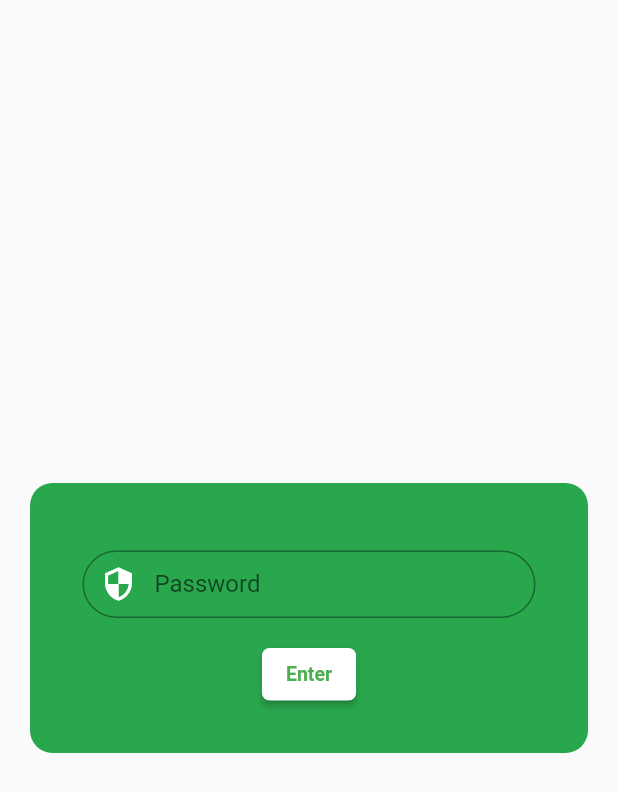
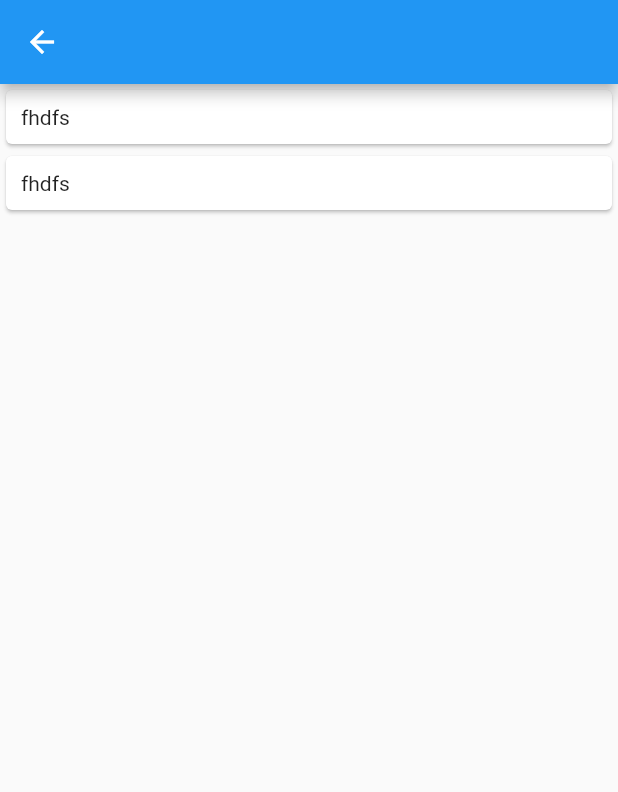
Before and after one commit to sakilbabu/flutter_app_watch_and-_earn, a Flutter app: the LogoutOverlay widget shown alone on an empty page, opened directly, after a tap on "Enter", on a phone screen of 412 x 824 dp. Shown: the top 792 px of the screen. Run offline on Flutter 3.47's test engine with Material 2 defaults, Android fonts, the light colour scheme and no system bars; network calls fail.

Commit message:
"admin panel added"

```diff
--- /dev/null
+++ b/lib/admin.dart
@@ -0,0 +1,33 @@
+import 'package:flutter/material.dart';
+
+class admin extends StatelessWidget {
+  @override
+  Widget build(BuildContext context) {
+    List<String> myProducts = ["sakil", "sakil"];
+    return Scaffold(
+        appBar: AppBar(),
+        body: Container(
+            child: Column(
+          children: [
+            Container(
+              // Use ListView.builder
+              child: Expanded(
+                child: ListView.builder(
+                    // the number of items in the list
+                    itemCount: myProducts.length,
+
+                    // display each item of the product list
+                    itemBuilder: (context, index) {
+                      return Card(
+                        // In many cases, the key isn't mandatory
+                        key: UniqueKey(),
+                        child: Padding(
+                            padding: EdgeInsets.all(10), child: Text("fhdfs")),
+                      );
+                    }),
+              ),
+            )
+          ],
+        )));
+  }
+}
--- a/lib/alert.dart
+++ b/lib/alert.dart
@@ -1,4 +1,5 @@
 import 'package:flutter/material.dart';
+import 'package:watch_and_earn/admin.dart';
 import 'package:watch_and_earn/ballance.dart';
 
 class LogoutOverlay extends StatefulWidget {
@@ -91,7 +92,13 @@ class LogoutOverlayState extends State<LogoutOverlay>
                                       fontSize: 13.0),
                                 ),
                                 onPressed: () {
-                                  setState(() {});
+                                  setState(() {
+                                    Navigator.push(
+                                      context,
+                                      MaterialPageRoute(
+                                          builder: (context) => admin()),
+                                    );
+                                  });
                                 },
                               ))),
                     ],
--- a/pubspec.yaml
+++ b/pubspec.yaml
@@ -47,8 +47,6 @@ dev_dependencies:
   flutter_lints: ^1.0.0
   carousel_slider: ^4.0.0
   url_launcher: ^6.0.9
-  youtube_player_flutter: ^8.0.0
-  webview_flutter: ^2.0.12
   http:
   youtube_player_iframe: ^2.2.2
 
```
Also changed, not shown: lib/task_page.dart (+1 -8 lines), lib/web.dart (deleted, +0 -29 lines), pubspec.lock, 1 other file.
